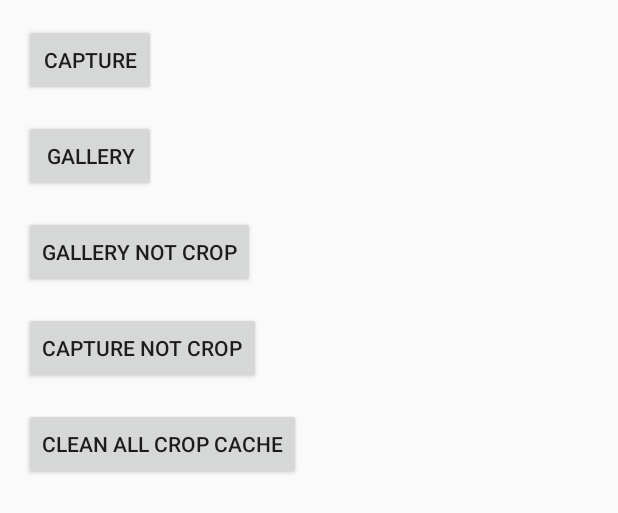
After one commit to zongbintu/crop, an Android app: the layout fragment_crop.xml on its own in the app's theme, with its tools: preview values and no code run, on a phone screen of 412 x 824 dp. The commit adds this screen. Shown: the top 513 px of the screen. Run offline under Robolectric (Android 15) with nearby library versions, the phone set to English and light mode, and no system bars.

Commit message:
update support Fragment

```diff
--- a/app/build.gradle
+++ b/app/build.gradle
@@ -5,7 +5,7 @@ android {
   buildToolsVersion rootProject.ext.buildToolsVersion
 
   defaultConfig {
-    applicationId "com.atlas.myapplication"
+    applicationId "com.tu.crop.sample"
     minSdkVersion rootProject.ext.minSdkVersion
     targetSdkVersion rootProject.ext.targetSdkVersion
     versionCode 1
@@ -23,4 +23,5 @@ dependencies {
   compile fileTree(dir: 'libs', include: ['*.jar'])
   compile rootProject.ext.supportV7
   compile project(':crop')
+  compile 'com.android.support:support-v4:23.4.0'
 }
--- a/app/src/main/java/com/atlas/myapplication/MainActivity.java
+++ b/app/src/main/java/com/tu/crop/sample/MainActivity.java
@@ -1,4 +1,4 @@
-package com.atlas.myapplication;
+package com.tu.crop.sample;
 
 import android.app.Activity;
 import android.content.Intent;
--- /dev/null
+++ b/app/src/main/res/layout/fragment_crop.xml
@@ -0,0 +1,53 @@
+<ScrollView xmlns:android="http://schemas.android.com/apk/res/android"
+    xmlns:tools="http://schemas.android.com/tools"
+    android:layout_width="match_parent"
+    android:layout_height="match_parent"
+    android:orientation="vertical">
+
+  <LinearLayout
+      android:layout_width="match_parent"
+      android:layout_height="wrap_content"
+      android:layout_margin="@dimen/activity_horizontal_margin"
+      android:orientation="vertical">
+
+    <Button
+        android:id="@+id/camera"
+        android:layout_width="wrap_content"
+        android:layout_height="wrap_content"
+        android:text="capture" />
+
+    <Button
+        android:id="@+id/gallery"
+        android:layout_width="wrap_content"
+        android:layout_height="wrap_content"
+        android:layout_marginTop="@dimen/activity_horizontal_margin"
+        android:text="gallery" />
+
+    <Button
+        android:id="@+id/gallery_not_crop"
+        android:layout_width="wrap_content"
+        android:layout_height="wrap_content"
+        android:layout_marginTop="@dimen/activity_horizontal_margin"
+        android:text="gallery not crop" />
+    <Button
+        android:id="@+id/capture_not_crop"
+        android:layout_width="wrap_content"
+        android:layout_height="wrap_content"
+        android:layout_marginTop="@dimen/activity_horizontal_margin"
+        android:text="capture not crop" />
+
+    <Button
+        android:id="@+id/clean"
+        android:layout_width="wrap_content"
+        android:layout_height="wrap_content"
+        android:layout_marginTop="@dimen/activity_horizontal_margin"
+        android:text="clean all crop cache" />
+
+    <ImageView
+        android:id="@+id/imageview"
+        android:layout_width="wrap_content"
+        android:layout_height="wrap_content"
+        android:layout_marginTop="@dimen/activity_horizontal_margin"/>
+
+  </LinearLayout>
+</ScrollView>
--- a/app/src/main/res/values-w820dp/dimens.xml
+++ /dev/null
@@ -1,6 +0,0 @@
-<resources>
-    <!-- Example customization of dimensions originally defined in res/values/dimens.xml
-         (such as screen margins) for screens with more than 820dp of available width. This
-         would include 7" and 10" devices in landscape (~960dp and ~1280dp respectively). -->
-    <dimen name="activity_horizontal_margin">64dp</dimen>
-</resources>
--- a/app/src/main/res/values/dimens.xml
+++ b/app/src/main/res/values/dimens.xml
@@ -1,5 +1,5 @@
 <resources>
-    <!-- Default screen margins, per the Android Design guidelines. -->
-    <dimen name="activity_horizontal_margin">16dp</dimen>
-    <dimen name="activity_vertical_margin">16dp</dimen>
+  <!-- Default screen margins, per the Android Design guidelines. -->
+  <dimen name="activity_horizontal_margin">16dp</dimen>
+  <dimen name="activity_vertical_margin">16dp</dimen>
 </resources>
--- a/app/src/main/res/values/strings.xml
+++ b/app/src/main/res/values/strings.xml
@@ -1,3 +1,6 @@
 <resources>
-    <string name="app_name">Crop</string>
+  <string name="app_name">Crop</string>
+
+  <!-- TODO: Remove or change this placeholder text -->
+  <string name="hello_blank_fragment">Hello blank fragment</string>
 </resources>
--- a/crop/src/main/AndroidManifest.xml
+++ b/crop/src/main/AndroidManifest.xml
@@ -1,6 +1,6 @@
 <manifest xmlns:android="http://schemas.android.com/apk/res/android" package="com.tu.crop">
 
-    <application android:allowBackup="true" android:label="@string/app_name"
+    <application android:allowBackup="true"
         android:supportsRtl="true">
 
     </application>
--- a/crop/src/main/res/values/strings.xml
+++ b/crop/src/main/res/values/strings.xml
@@ -1,4 +1,3 @@
 <resources>
-    <string name="app_name">Crop</string>
     <string name="msg_error_file_not_found">文件不存在</string>
 </resources>
```
Also changed, not shown: app/src/main/AndroidManifest.xml (+10 -8 lines), app/src/main/java/com/tu/crop/sample/CropFragment.java (added, +107 -0 lines), app/src/main/java/com/tu/crop/sample/FragmentActivity.java (added, +12 -0 lines), app/src/main/res/layout/activity_fragment.xml (added, +13 -0 lines), crop/src/main/java/com/tu/crop/CropHandler.java (+12 -5 lines), crop/src/main/java/com/tu/crop/CropHelper.java (+50 -72 lines), 1 other file.
